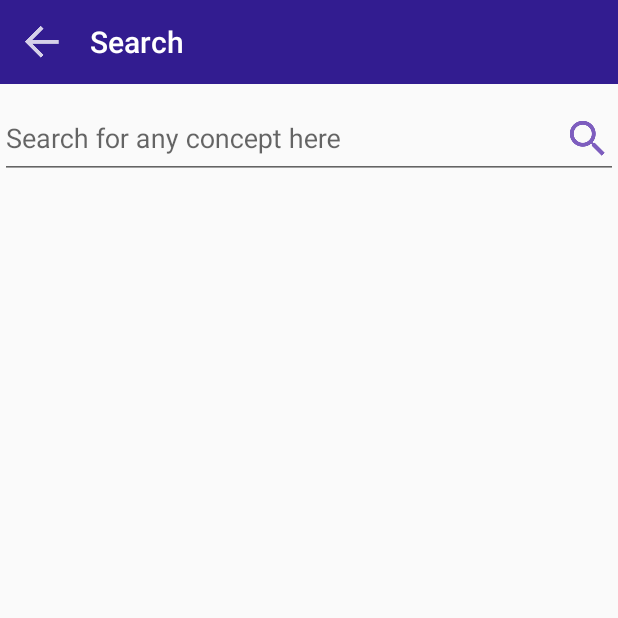
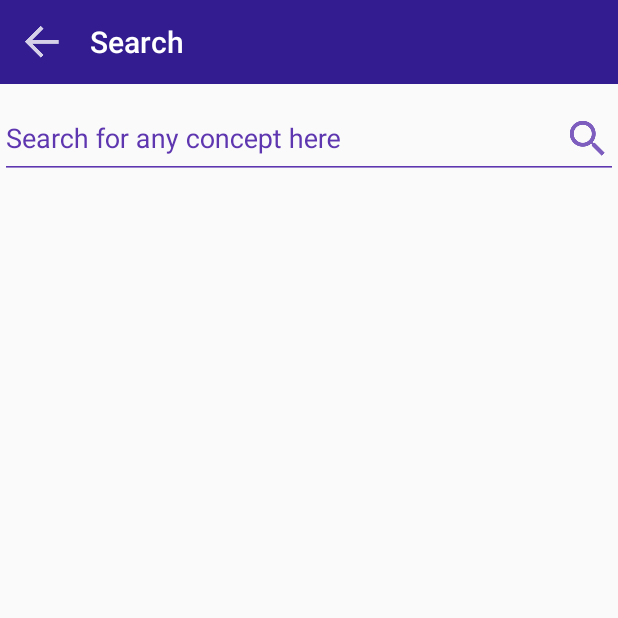
Before and after one commit to srirambalaji04/SyntaxDB, an Android app: the fragment SearchConceptsFragment placed in its activity, on a phone screen of 412 x 824 dp, the top half of it. Run offline under Robolectric (Android 15) with nearby library versions, the phone set to English and light mode, and no system bars; our stand-ins replace data binding; libraries missing offline, so code that uses them is left out: com.octo.android; 2 statements that could not run were skipped.

```diff
--- a/app/build.gradle
+++ b/app/build.gradle
@@ -35,7 +35,6 @@ android {
 dependencies {
     compile fileTree(include: ['*.jar'], dir: 'libs')
     compile 'com.google.code.gson:gson:2.8.0'
-    compile 'com.squareup.okhttp:okhttp:2.0.0'
     compile 'com.octo.android.robospice:robospice:1.4.14'
     compile 'com.android.support:support-v4:25.1.0'
     compile 'com.android.support:appcompat-v7:25.1.0'
@@ -43,4 +42,5 @@ dependencies {
     compile 'com.android.support:cardview-v7:25.1.0'
     compile 'com.android.support:design:25.1.0'
     testCompile 'junit:junit:4.12'
+    compile 'com.squareup.okhttp3:okhttp:3.8.0'
 }
--- a/app/src/main/java/com/shiru/syntaxdb/api/request/GetAllSearchesRequest.java
+++ b/app/src/main/java/com/shiru/syntaxdb/api/request/GetAllSearchesRequest.java
@@ -10,10 +10,11 @@ import com.shiru.syntaxdb.api.SDBApi;
 import com.shiru.syntaxdb.api.response.bean.ConceptsRsp;
 import com.shiru.syntaxdb.bean.Concept;
 import com.shiru.syntaxdb.utils.ExceptionHandler;
-import com.squareup.okhttp.Response;
 
 import java.net.URLEncoder;
 import java.util.Arrays;
+
+import okhttp3.Response;
 
 /**
  * Created by shiru on 5/17/2017.
--- a/app/src/main/java/com/shiru/syntaxdb/api/request/GetCategoriesRequest.java
+++ b/app/src/main/java/com/shiru/syntaxdb/api/request/GetCategoriesRequest.java
@@ -11,9 +11,10 @@ import com.shiru.syntaxdb.api.response.bean.CategoriesRsp;
 import com.shiru.syntaxdb.bean.Category;
 import com.shiru.syntaxdb.bean.Language;
 import com.shiru.syntaxdb.utils.ExceptionHandler;
-import com.squareup.okhttp.Response;
 
 import java.util.Arrays;
+
+import okhttp3.Response;
 
 /**
  * Created by shiru on 1/23/2017.
--- a/app/src/main/java/com/shiru/syntaxdb/api/request/GetConceptsRequest.java
+++ b/app/src/main/java/com/shiru/syntaxdb/api/request/GetConceptsRequest.java
@@ -11,9 +11,10 @@ import com.shiru.syntaxdb.api.response.bean.ConceptsRsp;
 import com.shiru.syntaxdb.bean.Category;
 import com.shiru.syntaxdb.bean.Concept;
 import com.shiru.syntaxdb.utils.ExceptionHandler;
-import com.squareup.okhttp.Response;
 
 import java.util.Arrays;
+
+import okhttp3.Response;
 
 /**
  * Created by shiru on 2/18/2017.
--- a/app/src/main/java/com/shiru/syntaxdb/api/request/GetLanguagesRequest.java
+++ b/app/src/main/java/com/shiru/syntaxdb/api/request/GetLanguagesRequest.java
@@ -10,9 +10,10 @@ import com.shiru.syntaxdb.api.SDBApi;
 import com.shiru.syntaxdb.api.response.bean.LanguagesRsp;
 import com.shiru.syntaxdb.bean.Language;
 import com.shiru.syntaxdb.utils.ExceptionHandler;
-import com.squareup.okhttp.Response;
 
 import java.util.Arrays;
+
+import okhttp3.Response;
 
 /**
  * Created by shiru on 1/16/2017.
--- a/app/src/main/java/com/shiru/syntaxdb/exception/UnhandledResponseException.java
+++ b/app/src/main/java/com/shiru/syntaxdb/exception/UnhandledResponseException.java
@@ -1,7 +1,7 @@
 package com.shiru.syntaxdb.exception;
 
 
-import com.squareup.okhttp.Response;
+import okhttp3.Response;
 
 /**
  * Created by bsriram on 26/04/16 12:24 PM in SyntaxDB.
--- a/app/src/main/java/com/shiru/syntaxdb/utils/ExceptionHandler.java
+++ b/app/src/main/java/com/shiru/syntaxdb/utils/ExceptionHandler.java
@@ -6,9 +6,10 @@ import com.octo.android.robospice.persistence.exception.SpiceException;
 import com.shiru.syntaxdb.exception.BadRequestException;
 import com.shiru.syntaxdb.exception.NotFoundException;
 import com.shiru.syntaxdb.exception.UnknownException;
-import com.squareup.okhttp.Response;
 
 import java.net.HttpURLConnection;
+
+import okhttp3.Response;
 
 /**
  * Utility class for handle server api exceptions.
--- a/app/src/main/res/layout/activity_main.xml
+++ b/app/src/main/res/layout/activity_main.xml
@@ -12,6 +12,7 @@
         android:id="@+id/drawer_layout"
         android:layout_width="match_parent"
         android:layout_height="match_parent"
+        android:fitsSystemWindows="true"
         tools:context=".MainActivity">
 
         <FrameLayout
@@ -26,9 +27,9 @@
             android:layout_height="match_parent"
             android:layout_gravity="start"
             app:headerLayout="@layout/nav_header_layout"
-            app:menu="@menu/nav_menu"
+            app:itemIconTint="@color/colorPrimaryDark"
             app:itemTextColor="@color/colorPrimaryDark"
-            app:itemIconTint="@color/colorPrimaryDark" />
+            app:menu="@menu/nav_menu" />
 
     </android.support.v4.widget.DrawerLayout>
 
--- a/app/src/main/res/layout/fragment_search_concepts.xml
+++ b/app/src/main/res/layout/fragment_search_concepts.xml
@@ -21,7 +21,8 @@
             android:id="@+id/search_input_layout"
             android:layout_width="match_parent"
             android:layout_height="wrap_content"
-            android:layout_below="@+id/toolbar">
+            android:layout_below="@+id/toolbar"
+            android:textColorHint="@color/colorPrimary">
 
             <EditText
                 android:id="@+id/search_etxt"
@@ -31,11 +32,12 @@
                 android:drawableTint="@color/colorPrimary"
                 android:drawableTintMode="src_atop"
                 android:hint="@string/search_hint"
-                android:textColorHint="@color/colorPrimary"
+                android:imeActionLabel="@string/search"
+                android:imeOptions="actionGo"
+                android:inputType="text"
+                android:backgroundTint="@color/colorPrimary"
                 android:textColor="@android:color/black"
-                android:maxLines="1"
-                android:lines="1"
-                android:addTextChangedListener="@{presenter.textWatcher}" />
+                android:textColorHint="@color/colorPrimary" />
 
         </android.support.design.widget.TextInputLayout>
 
@@ -48,10 +50,21 @@
 
         <TextView
             android:id="@+id/no_data_txt"
-            android:layout_width="match_parent"
+            android:layout_width="wrap_content"
             android:layout_height="wrap_content"
+            android:layout_centerInParent="true"
+            android:gravity="center"
             android:text="@string/nothing_found"
-            android:layout_below="@+id/search_input_layout"
+            android:visibility="gone" />
+
+        <ProgressBar
+            android:id="@+id/search_loader"
+            android:layout_width="wrap_content"
+            android:layout_height="wrap_content"
+            android:layout_centerInParent="true"
+            android:indeterminate="true"
+            android:indeterminateBehavior="cycle"
+            android:indeterminateTint="@color/colorPrimary"
             android:visibility="gone" />
 
 
```
Also changed, not shown: app/src/main/java/com/shiru/syntaxdb/SplashActivity.java (+14 -10 lines), app/src/main/java/com/shiru/syntaxdb/api/RequestUtility.java (+9 -7 lines), app/src/main/java/com/shiru/syntaxdb/fragment/SearchConceptsFragment.java (+20 -4 lines), app/src/main/res/layout/activity_splash.xml (+16 -10 lines), gradle.properties (+4 -4 lines), 2 other files.
